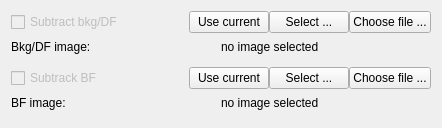
First picture: the form in lavuelib/ui/BkgSubtractionWidget.ui, repository syncope/lavue, before the edit.
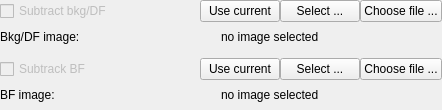
Second picture: the form after the edit.

What changed in the file:
```diff
--- a/lavuelib/ui/BkgSubtractionWidget.ui
+++ b/lavuelib/ui/BkgSubtractionWidget.ui
@@ -7,13 +7,25 @@
     <x>0</x>
     <y>0</y>
     <width>442</width>
-    <height>128</height>
+    <height>110</height>
    </rect>
   </property>
   <property name="windowTitle">
    <string>Form</string>
   </property>
   <layout class="QGridLayout" name="gridLayout_3">
+   <property name="leftMargin">
+    <number>0</number>
+   </property>
+   <property name="topMargin">
+    <number>0</number>
+   </property>
+   <property name="rightMargin">
+    <number>0</number>
+   </property>
+   <property name="bottomMargin">
+    <number>0</number>
+   </property>
    <item row="0" column="0">
     <widget class="QWidget" name="dfWidget" native="true">
      <layout class="QGridLayout" name="gridLayout_2">
```
